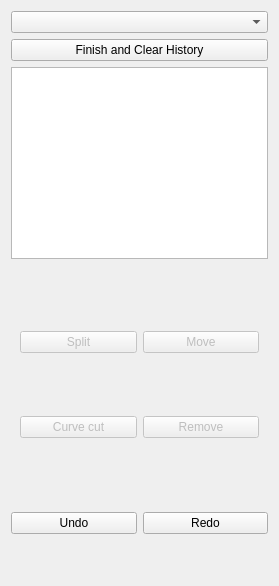
First picture: the form in OsteotomyPlanner/Resources/UI/OsteotomyPlanner.ui, repository KitwareMedical/OsteotomyPlanner, before the edit.
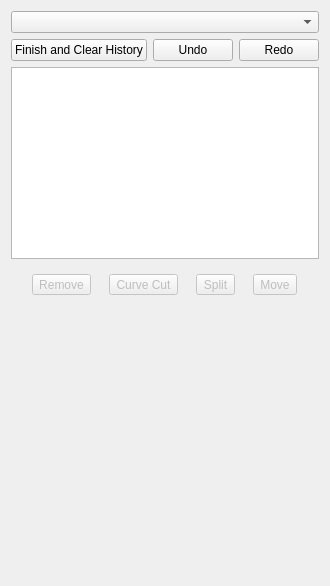
Second picture: the form after the edit. The open tabs and pages were chosen to show the change. Custom widgets are drawn as their Qt base class.

Commit message: ENH:  Rearrange UI

```diff
--- a/OsteotomyPlanner/Resources/UI/OsteotomyPlanner.ui
+++ b/OsteotomyPlanner/Resources/UI/OsteotomyPlanner.ui
@@ -22,11 +22,29 @@
     </widget>
    </item>
    <item>
-    <widget class="QPushButton" name="FinishButton">
-     <property name="text">
-      <string>Finish and Clear History</string>
-     </property>
-    </widget>
+    <layout class="QHBoxLayout" name="horizontalLayout_2">
+     <item>
+      <widget class="QPushButton" name="FinishButton">
+       <property name="text">
+        <string>Finish and Clear History</string>
+       </property>
+      </widget>
+     </item>
+     <item>
+      <widget class="QPushButton" name="UndoButton">
+       <property name="text">
+        <string>Undo</string>
+       </property>
+      </widget>
+     </item>
+     <item>
+      <widget class="QPushButton" name="RedoButton">
+       <property name="text">
+        <string>Redo</string>
+       </property>
+      </widget>
+     </item>
+    </layout>
    </item>
    <item>
     <widget class="qMRMLSubjectHierarchyTreeView" name="SubjectHierarchyTreeView">
@@ -49,6 +67,12 @@
    </item>
    <item>
     <widget class="QStackedWidget" name="ActionsWidget">
+     <property name="sizePolicy">
+      <sizepolicy hsizetype="Preferred" vsizetype="Minimum">
+       <horstretch>0</horstretch>
+       <verstretch>0</verstretch>
+      </sizepolicy>
+     </property>
      <property name="currentIndex">
       <number>3</number>
      </property>
@@ -56,34 +80,51 @@
       <property name="enabled">
        <bool>false</bool>
       </property>
-      <layout class="QGridLayout" name="gridLayout">
-       <item row="0" column="3">
-        <widget class="QPushButton" name="MoveButton">
-         <property name="text">
-          <string>Move</string>
-         </property>
-        </widget>
+      <layout class="QVBoxLayout" name="verticalLayout_5">
+       <item>
+        <layout class="QHBoxLayout" name="horizontalLayout_6">
+         <item>
+          <widget class="QToolButton" name="RemoveButton">
+           <property name="text">
+            <string>Remove</string>
+           </property>
+          </widget>
+         </item>
+         <item>
+          <widget class="QToolButton" name="CurveCutButton">
+           <property name="text">
+            <string>Curve Cut</string>
+           </property>
+          </widget>
+         </item>
+         <item>
+          <widget class="QToolButton" name="SplitButton">
+           <property name="text">
+            <string>Split</string>
+           </property>
+          </widget>
+         </item>
+         <item>
+          <widget class="QToolButton" name="MoveButton">
+           <property name="text">
+            <string>Move</string>
+           </property>
+          </widget>
+         </item>
+        </layout>
        </item>
-       <item row="0" column="0">
-        <widget class="QPushButton" name="SplitButton">
-         <property name="text">
-          <string>Split</string>
+       <item>
+        <spacer name="verticalSpacer_2">
+         <property name="orientation">
+          <enum>Qt::Vertical</enum>
          </property>
-        </widget>
-       </item>
-       <item row="1" column="0">
-        <widget class="QPushButton" name="CurveCutButton">
-         <property name="text">
-          <string>Curve cut</string>
+         <property name="sizeHint" stdset="0">
+          <size>
+           <width>20</width>
+           <height>40</height>
+          </size>
          </property>
-        </widget>
-       </item>
-       <item row="1" column="3">
-        <widget class="QPushButton" name="RemoveButton">
-         <property name="text">
-          <string>Remove</string>
-         </property>
-        </widget>
+        </spacer>
        </item>
       </layout>
      </widget>
@@ -320,24 +361,6 @@
      </widget>
     </widget>
    </item>
-   <item>
-    <layout class="QHBoxLayout" name="horizontalLayout_2">
-     <item>
-      <widget class="QPushButton" name="UndoButton">
-       <property name="text">
-        <string>Undo</string>
-       </property>
-      </widget>
-     </item>
-     <item>
-      <widget class="QPushButton" name="RedoButton">
-       <property name="text">
-        <string>Redo</string>
-       </property>
-      </widget>
-     </item>
-    </layout>
-   </item>
    <item>
     <spacer name="verticalSpacer">
      <property name="orientation">
```
Left out of the diff: 50 changed lines with no effect on the pictures.
